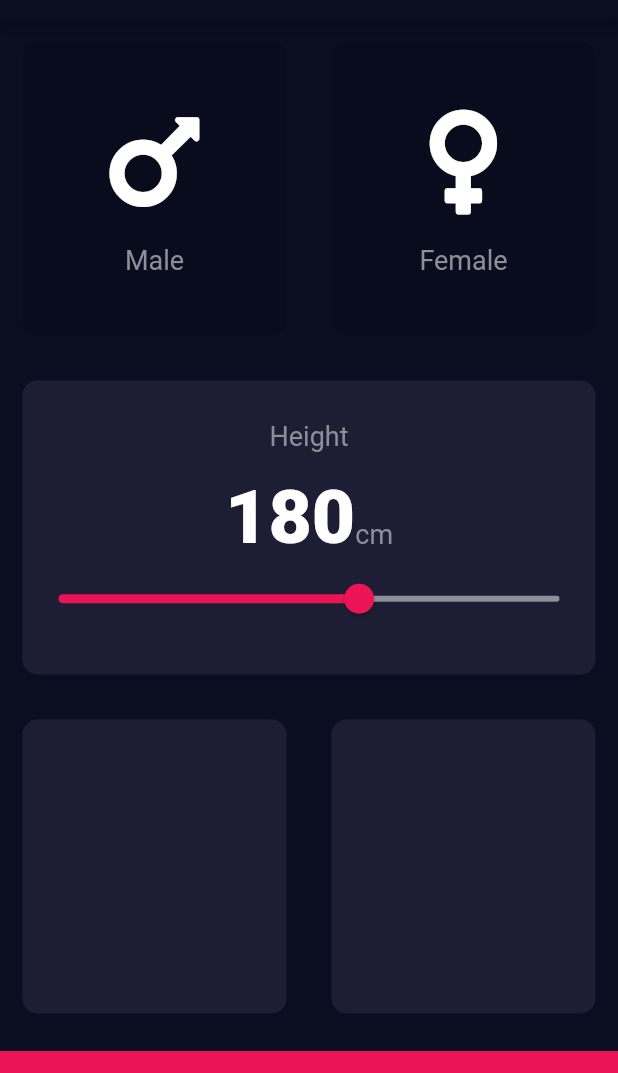
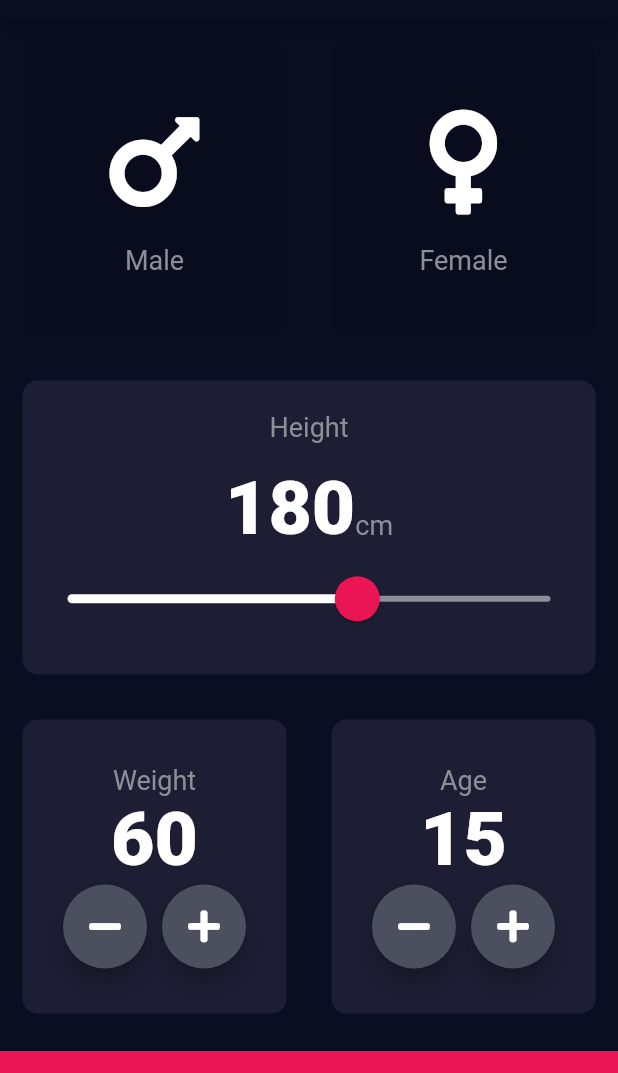
Before and after one commit to AbhishekDoshi26/bmi-calculator, a Flutter app: the screen it shows after launch, on a phone screen of 412 x 824 dp, the part 65-1138 px from its top. Run offline on Flutter 3.47's test engine with Material 2 defaults, Android fonts, the phone set to English and light mode, and no system bars; our stand-ins replace font_awesome_flutter.

Commit message:
Dated: 12/04/2020
Changed Slider UI.
Added Weight and Age functionalities.

```diff
--- a/lib/input_page.dart
+++ b/lib/input_page.dart
@@ -12,6 +12,8 @@ class InputPage extends StatefulWidget {
 class _InputPageState extends State<InputPage> {
   String gender;
   int height = 180;
+  int weight = 60;
+  int age = 15;
 
   @override
   Widget build(BuildContext context) {
@@ -93,17 +95,27 @@ class _InputPageState extends State<InputPage> {
                       ),
                     ],
                   ),
-                  Slider(
+                  SliderTheme(
+                    data: SliderTheme.of(context).copyWith(
+                      thumbColor: Color(0xFFEB1555),
+                      overlayColor: Color(0x29EB1555),
+                      activeTrackColor: Colors.white,
+                      inactiveTrackColor: Color(0xFF8D8E98),
+                      thumbShape:
+                          RoundSliderThumbShape(enabledThumbRadius: 15.0),
+                      overlayShape:
+                          RoundSliderOverlayShape(overlayRadius: 30.0),
+                    ),
+                    child: Slider(
                       value: height.toDouble(),
                       min: 120.0,
                       max: 220.0,
-                    activeColor: bottomContainerColour,
-                    inactiveColor: Color(0xFF8D8E98),
                       onChanged: (double newValue) {
                         setState(() {
                           height = newValue.round();
                         });
                       },
+                    ),
                   ),
                 ],
               ),
@@ -113,10 +125,86 @@ class _InputPageState extends State<InputPage> {
             child: Row(
               children: <Widget>[
                 Expanded(
-                  child: ReusableCard(color: activeCardColour),
+                  child: ReusableCard(
+                    color: activeCardColour,
+                    cardChild: Column(
+                      mainAxisAlignment: MainAxisAlignment.center,
+                      children: <Widget>[
+                        Text(
+                          'Weight',
+                          style: labelStyle,
+                        ),
+                        Text(
+                          weight.toString(),
+                          style: textStyle,
+                        ),
+                        Row(
+                          mainAxisAlignment: MainAxisAlignment.center,
+                          children: <Widget>[
+                            RoundIonButton(
+                              icon: FontAwesomeIcons.minus,
+                              onPressed: () {
+                                setState(() {
+                                  weight--;
+                                  if (weight < 0) weight = 0;
+                                });
+                              },
+                            ),
+                            SizedBox(width: 10.0),
+                            RoundIonButton(
+                              icon: FontAwesomeIcons.plus,
+                              onPressed: () {
+                                setState(() {
+                                  weight++;
+                                });
+                              },
+                            ),
+                          ],
+                        ),
+                      ],
+                    ),
+                  ),
                 ),
                 Expanded(
-                  child: ReusableCard(color: activeCardColour),
+                  child: ReusableCard(
+                    color: activeCardColour,
+                    cardChild: Column(
+                      mainAxisAlignment: MainAxisAlignment.center,
+                      children: <Widget>[
+                        Text(
+                          'Age',
+                          style: labelStyle,
+                        ),
+                        Text(
+                          age.toString(),
+                          style: textStyle,
+                        ),
+                        Row(
+                          mainAxisAlignment: MainAxisAlignment.center,
+                          children: <Widget>[
+                            RoundIonButton(
+                              icon: FontAwesomeIcons.minus,
+                              onPressed: () {
+                                setState(() {
+                                  age--;
+                                  if (age < 1) age = 1;
+                                });
+                              },
+                            ),
+                            SizedBox(width: 10.0),
+                            RoundIonButton(
+                              icon: FontAwesomeIcons.plus,
+                              onPressed: () {
+                                setState(() {
+                                  age++;
+                                });
+                              },
+                            ),
+                          ],
+                        ),
+                      ],
+                    ),
+                  ),
                 ),
               ],
             ),
@@ -132,3 +220,24 @@ class _InputPageState extends State<InputPage> {
     );
   }
 }
+
+class RoundIonButton extends StatelessWidget {
+  final IconData icon;
+  final Function onPressed;
+
+  RoundIonButton({@required this.icon, @required this.onPressed});
+  @override
+  Widget build(BuildContext context) {
+    return RawMaterialButton(
+      child: Icon(icon),
+      shape: CircleBorder(),
+      fillColor: Color(0xFF4C4F5E),
+      constraints: BoxConstraints.tightFor(
+        width: 56.0,
+        height: 56.0,
+      ),
+      elevation: 6.0,
+      onPressed: onPressed,
+    );
+  }
+}
```
Lines whose indentation alone changed are shown as unchanged.
